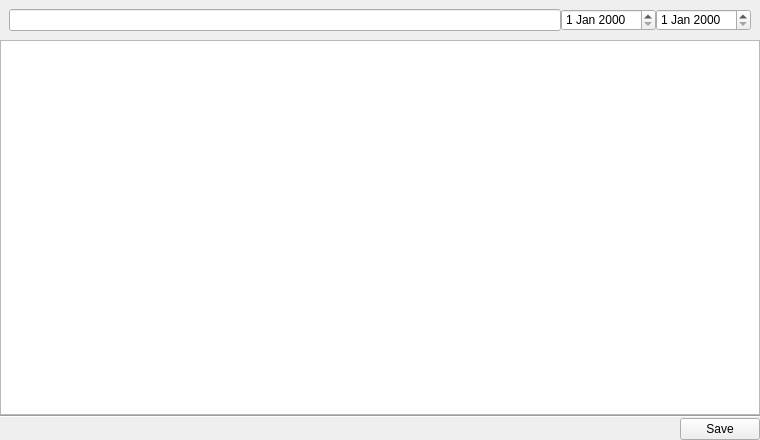
Qt form taskmodal.ui (Frederick-Rive/project-management) before a commit.
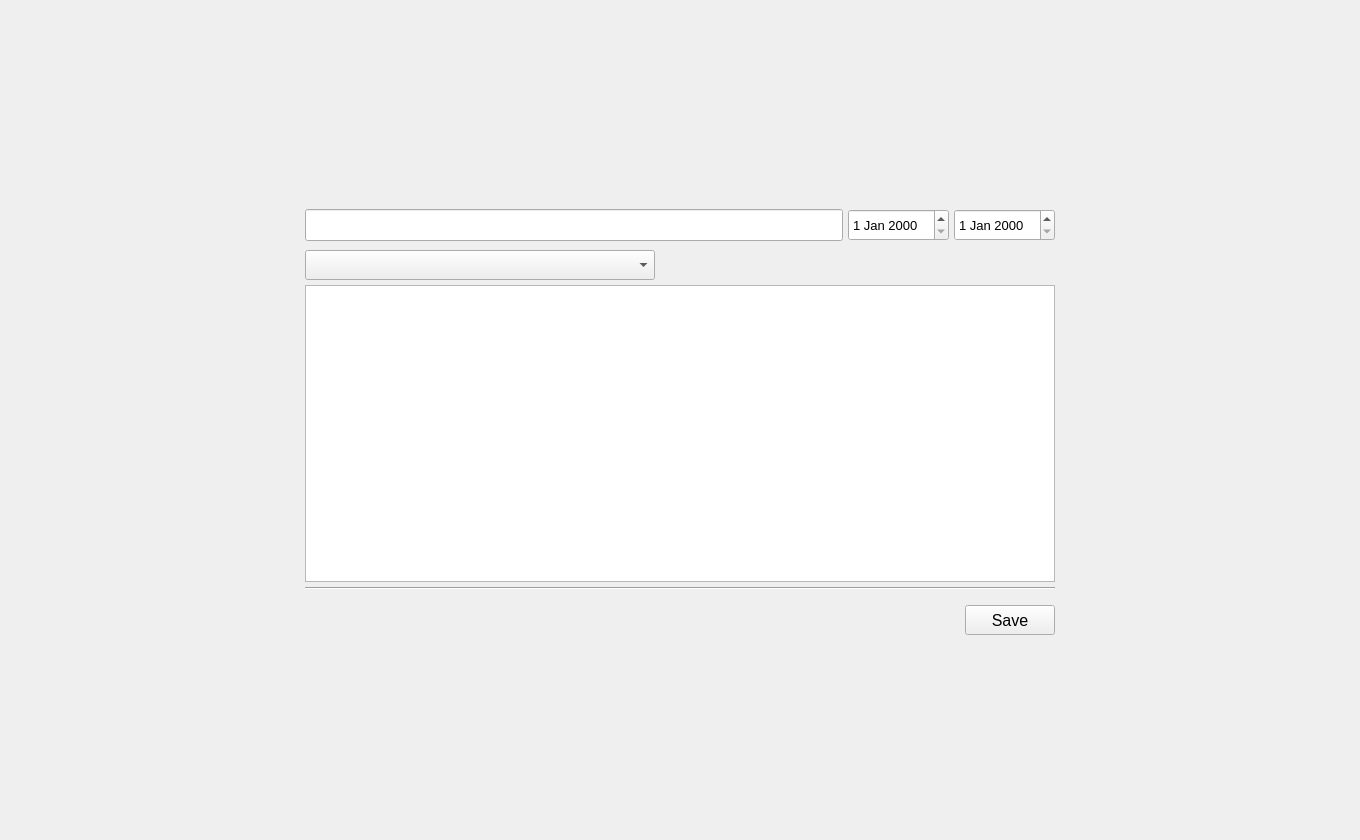
The same form after that commit.

Patch:
```diff
--- a/taskmodal.ui
+++ b/taskmodal.ui
@@ -6,40 +6,70 @@
    <rect>
     <x>0</x>
     <y>0</y>
-    <width>760</width>
-    <height>440</height>
+    <width>1360</width>
+    <height>840</height>
    </rect>
   </property>
   <property name="minimumSize">
    <size>
-    <width>760</width>
-    <height>440</height>
+    <width>1360</width>
+    <height>840</height>
    </size>
   </property>
   <property name="maximumSize">
    <size>
-    <width>760</width>
-    <height>440</height>
+    <width>1360</width>
+    <height>840</height>
    </size>
   </property>
   <property name="windowTitle">
    <string>Form</string>
   </property>
   <layout class="QVBoxLayout" name="verticalLayout">
+   <property name="leftMargin">
+    <number>0</number>
+   </property>
+   <property name="topMargin">
+    <number>0</number>
+   </property>
+   <property name="rightMargin">
+    <number>0</number>
+   </property>
+   <property name="bottomMargin">
+    <number>0</number>
+   </property>
+   <item>
+    <widget class="QWidget" name="background" native="true">
+     <layout class="QGridLayout" name="gridLayout">
+      <item row="0" column="0">
+       <widget class="QWidget" name="mainWidget" native="true">
+        <property name="minimumSize">
+         <size>
+          <width>760</width>
+          <height>440</height>
+         </size>
+        </property>
+        <property name="maximumSize">
+         <size>
+          <width>760</width>
+          <height>440</height>
+         </size>
+        </property>
+        <layout class="QVBoxLayout" name="verticalLayout_2">
    <property name="spacing">
-    <number>0</number>
+          <number>5</number>
    </property>
    <property name="leftMargin">
-    <number>0</number>
+          <number>5</number>
    </property>
    <property name="topMargin">
-    <number>0</number>
+          <number>5</number>
    </property>
    <property name="rightMargin">
-    <number>0</number>
+          <number>5</number>
    </property>
    <property name="bottomMargin">
-    <number>0</number>
+          <number>5</number>
    </property>
    <item>
     <widget class="QWidget" name="header" native="true">
@@ -57,20 +87,98 @@
      </property>
      <layout class="QHBoxLayout" name="horizontalLayout">
       <property name="spacing">
+             <number>5</number>
+            </property>
+            <property name="leftMargin">
        <number>0</number>
       </property>
+            <property name="topMargin">
+             <number>0</number>
+            </property>
+            <property name="rightMargin">
+             <number>0</number>
+            </property>
+            <property name="bottomMargin">
+             <number>0</number>
+            </property>
       <item>
-       <widget class="QLineEdit" name="title"/>
+             <widget class="QLineEdit" name="title">
+              <property name="minimumSize">
+               <size>
+                <width>0</width>
+                <height>32</height>
+               </size>
+              </property>
+              <property name="font">
+               <font>
+                <pointsize>12</pointsize>
+               </font>
+              </property>
+             </widget>
       </item>
       <item>
-       <widget class="QDateEdit" name="startDate"/>
+             <widget class="QDateEdit" name="startDate">
+              <property name="minimumSize">
+               <size>
+                <width>0</width>
+                <height>32</height>
+               </size>
+              </property>
+              <property name="font">
+               <font>
+                <pointsize>10</pointsize>
+               </font>
+              </property>
+             </widget>
       </item>
       <item>
-       <widget class="QDateEdit" name="endDate"/>
+             <widget class="QDateEdit" name="endDate">
+              <property name="minimumSize">
+               <size>
+                <width>0</width>
+                <height>32</height>
+               </size>
+              </property>
+              <property name="font">
+               <font>
+                <pointsize>10</pointsize>
+               </font>
+              </property>
+             </widget>
       </item>
      </layout>
     </widget>
    </item>
+         <item>
+          <layout class="QHBoxLayout" name="horizontalLayout_3">
+           <item>
+            <widget class="QComboBox" name="stateCombo">
+             <property name="minimumSize">
+              <size>
+               <width>0</width>
+               <height>30</height>
+              </size>
+             </property>
+            </widget>
+           </item>
+           <item>
+            <spacer name="horizontalSpacer_2">
+             <property name="orientation">
+              <enum>Qt::Horizontal</enum>
+             </property>
+             <property name="sizeType">
+              <enum>QSizePolicy::Maximum</enum>
+             </property>
+             <property name="sizeHint" stdset="0">
+              <size>
+               <width>400</width>
+               <height>20</height>
+              </size>
+             </property>
+            </spacer>
+           </item>
+          </layout>
+         </item>
    <item>
     <widget class="QTextEdit" name="description"/>
    </item>
@@ -81,6 +189,22 @@
      </property>
     </widget>
    </item>
+         <item>
+          <layout class="QGridLayout" name="usersGrid" rowminimumheight="0">
+           <property name="leftMargin">
+            <number>5</number>
+           </property>
+           <property name="topMargin">
+            <number>5</number>
+           </property>
+           <property name="rightMargin">
+            <number>5</number>
+           </property>
+           <property name="bottomMargin">
+            <number>5</number>
+           </property>
+          </layout>
+         </item>
    <item>
     <layout class="QHBoxLayout" name="horizontalLayout_2">
      <item>
@@ -98,6 +222,17 @@
      </item>
      <item>
       <widget class="QPushButton" name="saveButton">
+             <property name="minimumSize">
+              <size>
+               <width>90</width>
+               <height>30</height>
+              </size>
+             </property>
+             <property name="font">
+              <font>
+               <pointsize>12</pointsize>
+              </font>
+             </property>
        <property name="text">
         <string>Save</string>
        </property>
@@ -105,8 +240,11 @@
      </item>
     </layout>
    </item>
-   <item>
-    <layout class="QGridLayout" name="usersGrid" rowminimumheight="0"/>
+        </layout>
+       </widget>
+      </item>
+     </layout>
+    </widget>
    </item>
   </layout>
  </widget>
```
Lines whose indentation alone changed are shown as unchanged.
